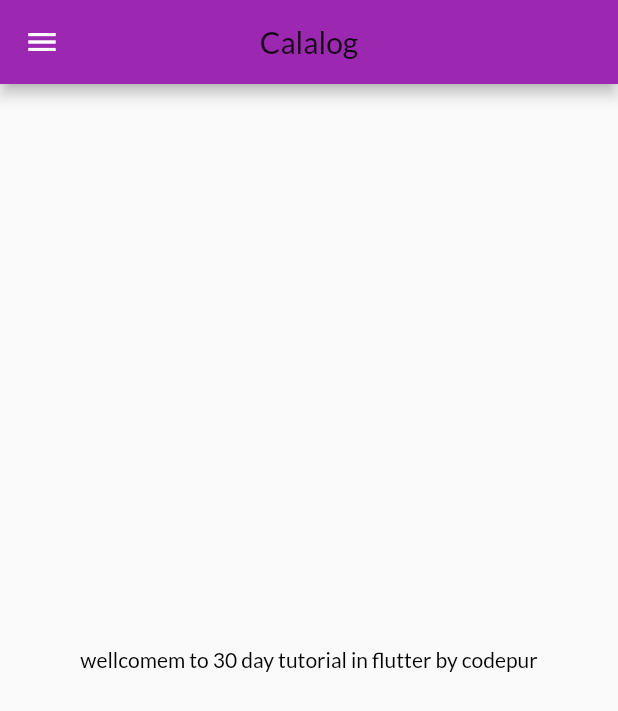
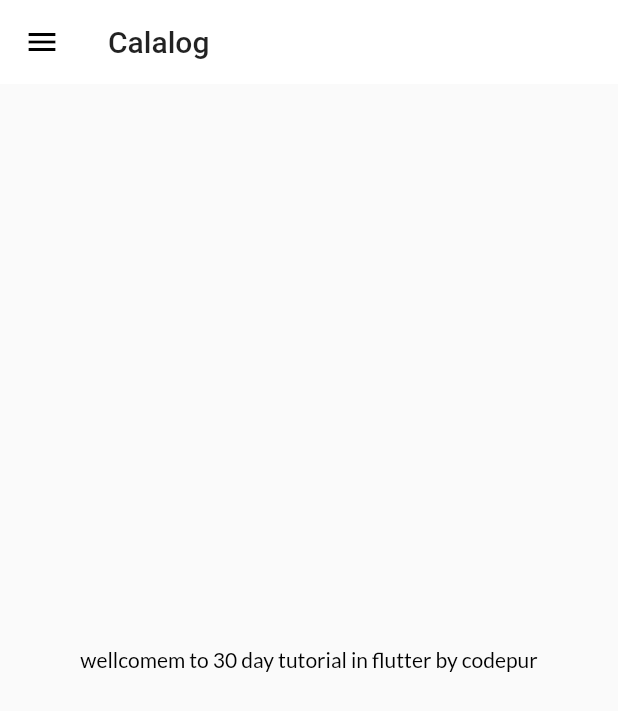
Before and after one commit to nirmalnyure1/catalogInFlutter, a Flutter app: the screen it shows after launch, on a phone screen of 412 x 824 dp. Shown: the top 711 px of the screen. Run offline on Flutter 3.47's test engine with Material 2 defaults, Android fonts, the phone set to English and light mode, and no system bars; our stand-ins replace flutter_svg, google_fonts.

Commit message:
theme extracted

```diff
--- a/lib/main.dart
+++ b/lib/main.dart
@@ -1,5 +1,6 @@
 import 'package:catalog_app/pages/loginpage.dart';
 import 'package:catalog_app/utils/route.dart';
+import 'package:catalog_app/widgets/theme.dart';
 import 'package:flutter/material.dart';
 import 'package:google_fonts/google_fonts.dart';
 
@@ -17,14 +18,8 @@ class MyApp extends StatelessWidget {
     return MaterialApp(
       debugShowCheckedModeBanner: false,
       themeMode: ThemeMode.light,
-      darkTheme: ThemeData(
-          primarySwatch: Colors.deepPurple, brightness: Brightness.dark),
-      theme: ThemeData(
-
-        primarySwatch: Colors.purple,
-        fontFamily: GoogleFonts.lato().fontFamily,
-        primaryTextTheme: GoogleFonts.latoTextTheme(),
-      ),
+      theme: MyTheme.lightTheme(context),
+      darkTheme: MyTheme.darkTheme(context),
       initialRoute: '/home',
       routes: {
         "/": (context) => LoginPage(),
--- a/lib/pages/homepage.dart
+++ b/lib/pages/homepage.dart
@@ -8,11 +8,9 @@ class HomePage extends StatelessWidget {
 
   @override
   Widget build(BuildContext context) {
-    return SafeArea(
-      child: Scaffold(
+    return Scaffold(
       appBar: AppBar(
         title: Text('Calalog'),
-          centerTitle: true,
       ),
       body: Center(
         child: Container(
@@ -22,8 +20,7 @@ class HomePage extends StatelessWidget {
           ),
         ),
       ),
-        drawer:MyDrawer(),
-      ),
+      drawer: MyDrawer(),
     );
   }
 }
--- a/lib/widgets/drawer.dart
+++ b/lib/widgets/drawer.dart
@@ -8,7 +8,7 @@ class MyDrawer extends StatelessWidget {
         'https://images.pexels.com/photos/771742/pexels-photo-771742.jpeg?auto=compress&cs=tinysrgb&dpr=1&w=500';
     return Drawer(
       child: Container(
-        color: Colors.purple.shade600,
+        color: Colors.purple.shade900,
         child: ListView(
           children: [
             DrawerHeader(
--- /dev/null
+++ b/lib/widgets/theme.dart
@@ -0,0 +1,23 @@
+import 'package:flutter/cupertino.dart';
+import 'package:flutter/material.dart';
+import 'package:google_fonts/google_fonts.dart';
+
+class MyTheme {
+  static ThemeData lightTheme(BuildContext context) => ThemeData(
+        appBarTheme: AppBarTheme(
+            elevation: 0.0,
+            color: Colors.white,
+            iconTheme: IconThemeData(color: Colors.black),
+            textTheme: Theme.of(context).textTheme),
+        primarySwatch: Colors.deepPurple,
+        fontFamily: GoogleFonts.lato().fontFamily,
+        primaryTextTheme: GoogleFonts.latoTextTheme(),
+      );
+
+  static ThemeData darkTheme(BuildContext context) => ThemeData(
+        brightness: Brightness.dark,
+
+        fontFamily: GoogleFonts.lato().fontFamily,
+        primaryTextTheme: GoogleFonts.latoTextTheme(),
+      );
+}
```
Lines whose indentation alone changed are shown as unchanged.
